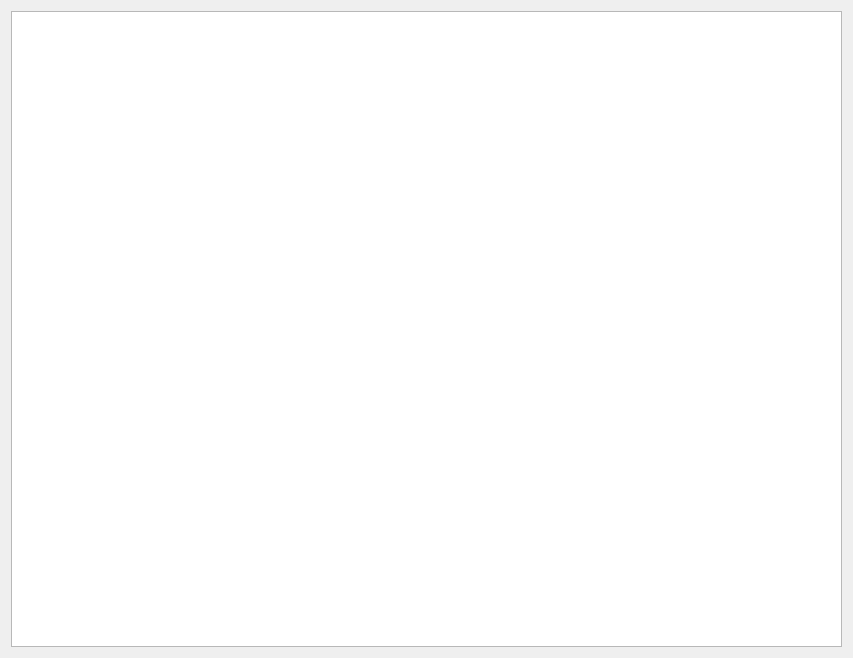
Above: metadatareport.ui from towhee/Winnow64 before the change. Below: the same form after it.
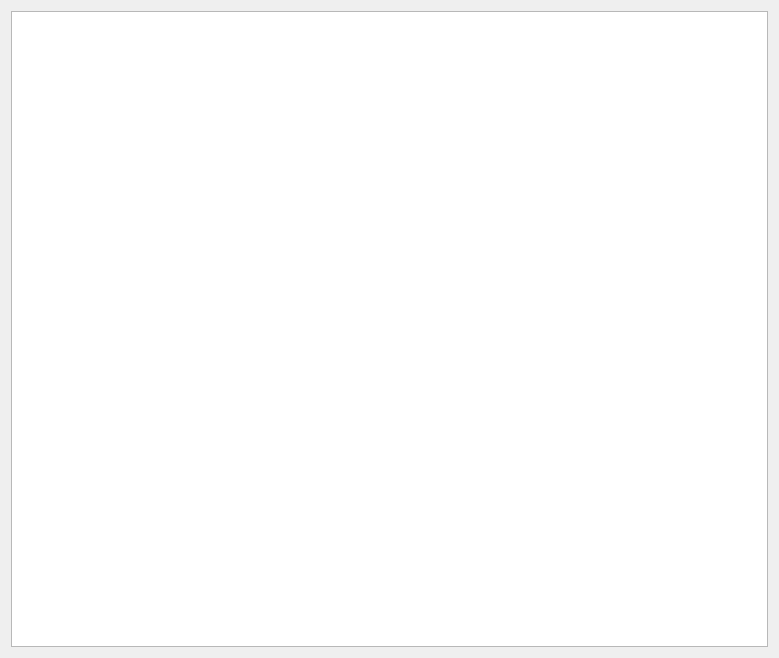
That is the form after the change.

Patch:
```diff
--- a/metadatareport.ui
+++ b/metadatareport.ui
@@ -6,7 +6,7 @@
    <rect>
     <x>0</x>
     <y>0</y>
-    <width>853</width>
+    <width>779</width>
     <height>658</height>
    </rect>
   </property>
```
